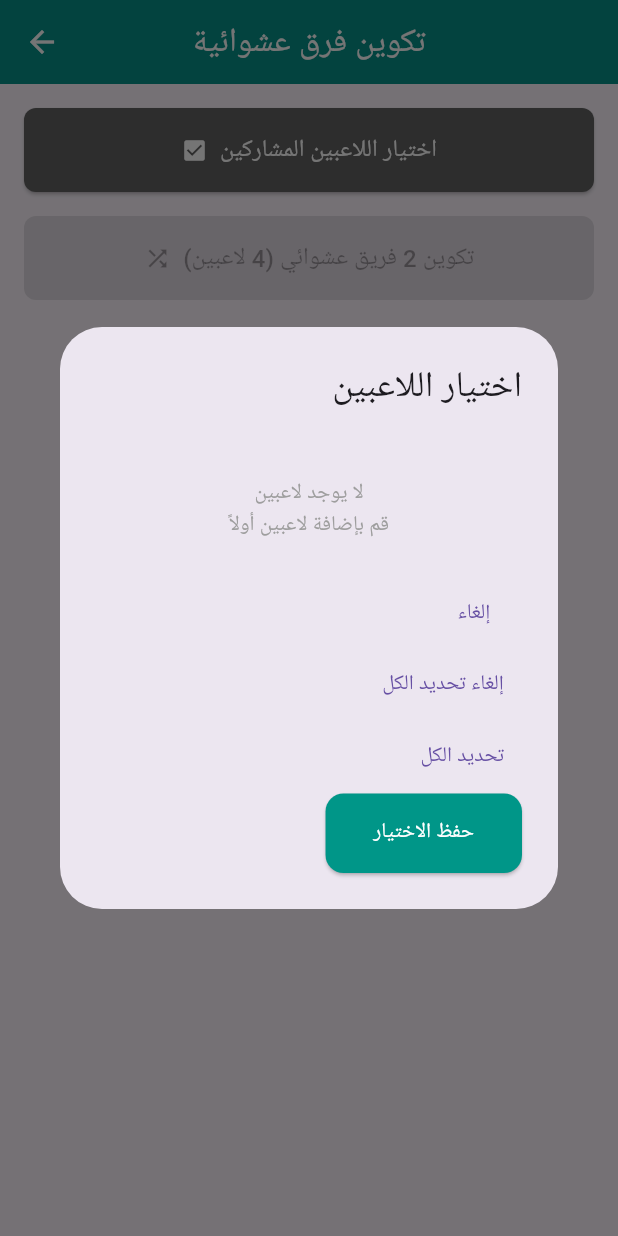
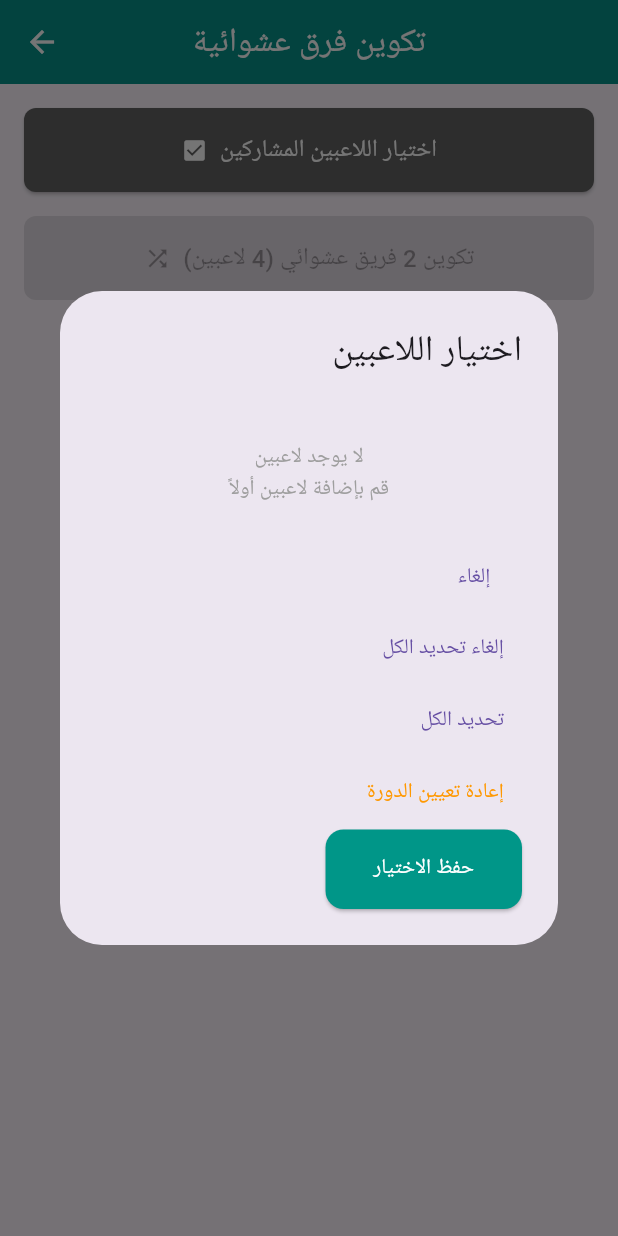
Before and after one commit to AiExpert1985/family_cards, a Flutter app: the RandomTeamsPage screen opened directly, after a tap on "اختيار اللاعبين المشاركين", on a phone screen of 412 x 824 dp. Run offline on Flutter 3.47's test engine with Material 3 defaults, Android fonts, the light colour scheme and no system bars; our stand-ins replace flutter_riverpod, shared_preferences; accounts and stored records are empty.

Commit message:
complete the MVP, and fix bugs

```diff
--- a/lib/pages/random_teams_page.dart
+++ b/lib/pages/random_teams_page.dart
@@ -90,7 +90,8 @@ class _RandomTeamsPageState extends ConsumerState<RandomTeamsPage> {
 
     if (!mounted) return;
 
-    final result = await showDialog<Set<String>>(
+    final result = await showDialog<Set<String>?>(
+      // Note the ?
       context: context,
       barrierDismissible: false,
       builder:
@@ -98,10 +99,12 @@ class _RandomTeamsPageState extends ConsumerState<RandomTeamsPage> {
             players: players,
             initialSelection: currentSelection,
             restedIds: restedIds,
+            onResetCycle: _resetCycle,
           ),
     );
 
     if (result != null) {
+      // This will handle both cases
       await ref.read(selectedPlayersProvider.notifier).updateSelection(result);
       setState(() {
         _result = null;
@@ -324,7 +327,7 @@ class _RandomTeamsPageState extends ConsumerState<RandomTeamsPage> {
           // Resting players
           if (_result!.restingPlayers.isNotEmpty) ...[
             const SizedBox(height: 30),
-            RestingPlayersCard(players: _result!.restingPlayers, onResetCycle: _resetCycle),
+            RestingPlayersCard(players: _result!.restingPlayers),
           ],
         ],
       ),
@@ -337,11 +340,13 @@ class _PlayerSelectionDialog extends StatefulWidget {
   final List<Player> players;
   final Set<String> initialSelection;
   final Set<String> restedIds;
+  final Future<void> Function()? onResetCycle;
 
   const _PlayerSelectionDialog({
     required this.players,
     required this.initialSelection,
     required this.restedIds,
+    this.onResetCycle, // Add this
   });
 
   @override
@@ -428,6 +433,18 @@ class _PlayerSelectionDialogState extends State<_PlayerSelectionDialog> {
           },
           child: const Text('تحديد الكل'),
         ),
+        TextButton(
+          onPressed: () async {
+            if (widget.onResetCycle != null) {
+              await widget.onResetCycle!();
+              if (context.mounted) {
+                Navigator.pop(context); // Don't pass _currentSelection
+              }
+            }
+          },
+          style: TextButton.styleFrom(foregroundColor: Colors.orange),
+          child: const Text('إعادة تعيين الدورة'),
+        ),
         ElevatedButton(
           onPressed: () => Navigator.pop(context, _currentSelection),
           style: ElevatedButton.styleFrom(
```
Also changed, not shown: lib/widgets/teams/resting_players_card.dart (+8 -35 lines).
